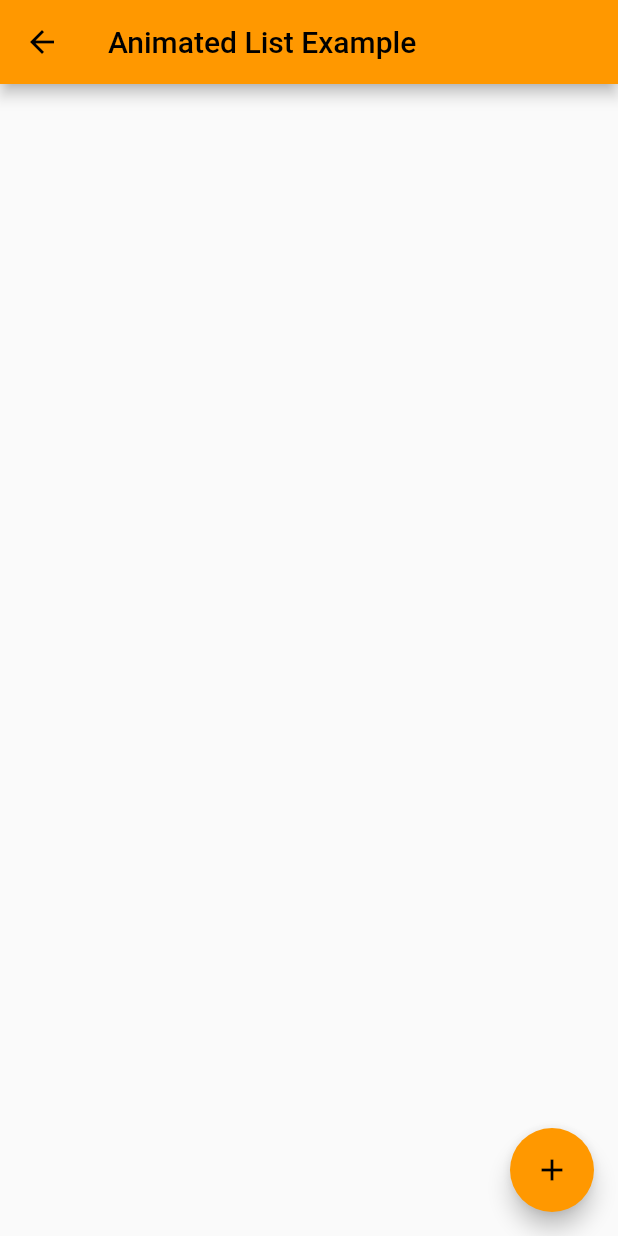
After one commit to minafarideleia/Flutter-Course-Animations-From-Zero-To-Hero, a Flutter app: the AnimatedListExample screen opened directly, after a tap on the "add" icon, after a tap on the "delete" icon, on a phone screen of 412 x 824 dp. The commit adds this screen. Run offline on Flutter 3.47's test engine with Material 2 defaults, Android fonts, the phone set to English and light mode, and no system bars.

Commit message:
Lecture-35--Animated-List-State

```diff
--- /dev/null
+++ b/lib/implicit_animations/AnimatedListExample.dart
@@ -0,0 +1,70 @@
+import 'package:flutter/material.dart';
+import 'package:flutter/src/widgets/framework.dart';
+import 'package:flutter/src/widgets/placeholder.dart';
+
+class AnimatedListExample extends StatefulWidget {
+  const AnimatedListExample({super.key});
+
+  @override
+  State<AnimatedListExample> createState() => _AnimatedListExampleState();
+}
+
+class _AnimatedListExampleState extends State<AnimatedListExample> {
+  final GlobalKey<AnimatedListState> _listKey = GlobalKey<AnimatedListState>();
+  List<String> _list = [];
+
+  void _addItem() {
+    setState(() {
+      _list.insert(0, 'New Item ${_list.length}');
+      _listKey.currentState?.insertItem(0);
+    });
+  }
+
+  void _removeItem(int index) {
+    setState(() {
+      String removedItem = _list[index];
+      _list.removeAt(index);
+      _listKey.currentState
+          ?.removeItem(index, duration: const Duration(milliseconds: 500),
+              (BuildContext context, Animation<double> animation) {
+        return ListTile(
+          title: Text(removedItem),
+          textColor: Colors.red,
+        );
+      });
+    });
+  }
+
+  @override
+  Widget build(BuildContext context) {
+    return Scaffold(
+      appBar: AppBar(
+        title: const Text("Animated List Example"),
+      ),
+      body: AnimatedList(
+          key: _listKey,
+          itemBuilder:
+              (BuildContext context, int index, Animation<double> animation) {
+            return SizeTransition(
+              sizeFactor: animation,
+              child: Container(
+                color: Colors.amber,
+                child: ListTile(
+                  title: Text(_list[index]),
+                  trailing: IconButton(
+                    icon: const Icon(Icons.delete),
+                    onPressed: () {
+                      _removeItem(index);
+                    },
+                  ),
+                ),
+              ),
+            );
+          }),
+      floatingActionButton: FloatingActionButton(
+        onPressed: _addItem,
+        child: const Icon(Icons.add),
+      ),
+    );
+  }
+}
--- a/lib/main.dart
+++ b/lib/main.dart
@@ -3,6 +3,7 @@ import 'package:flutter_course_animations_from_zero_to_hero/implicit_animations/
 
 import 'implicit_animations/AnimatedContainerExample.dart';
 import 'implicit_animations/AnimatedCrossFadeExample.dart';
+import 'implicit_animations/AnimatedListExample.dart';
 import 'implicit_animations/AnimatedOpacityExample.dart';
 import 'implicit_animations/AnimatedPaddingExample.dart';
 import 'implicit_animations/AnimatedPhysicalModelExample.dart';
@@ -137,6 +138,14 @@ class _MyHomePageState extends State<MyHomePage> {
                               const AnimatedSwitcherExample()));
                 },
                 child: const Text("Animated Switcher Example")),
+            ElevatedButton(
+                onPressed: () {
+                  Navigator.push(
+                      context,
+                      MaterialPageRoute(
+                          builder: (context) => const AnimatedListExample()));
+                },
+                child: const Text("Animated Lis Example")),
           ],
         )));
   }
```
